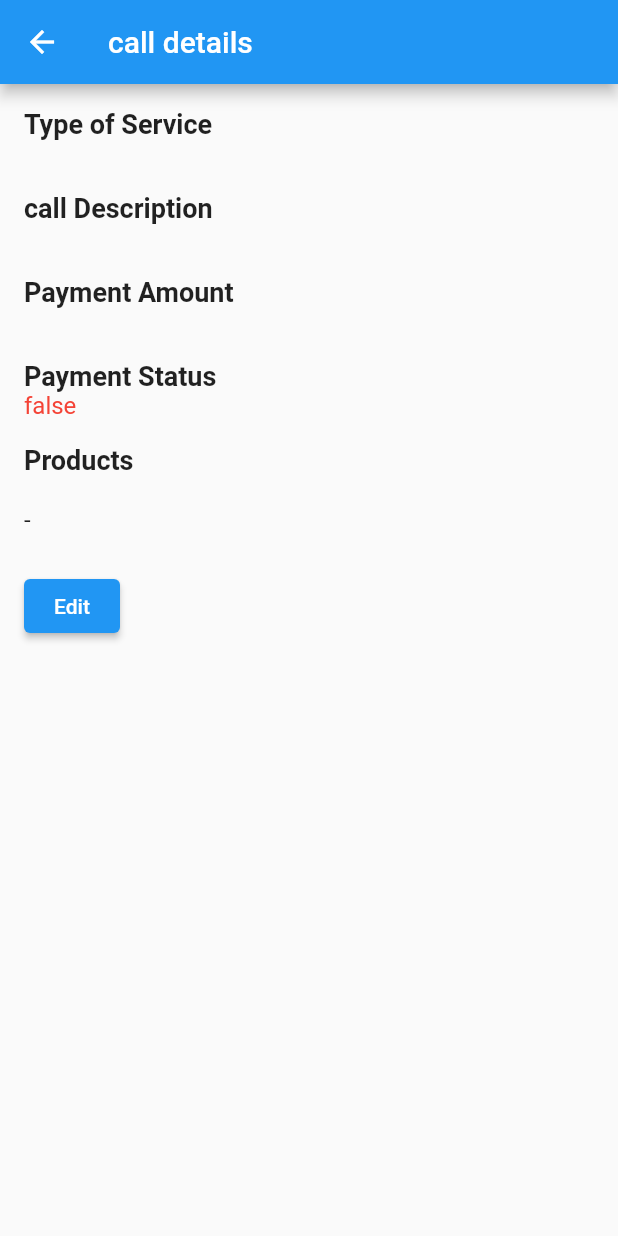
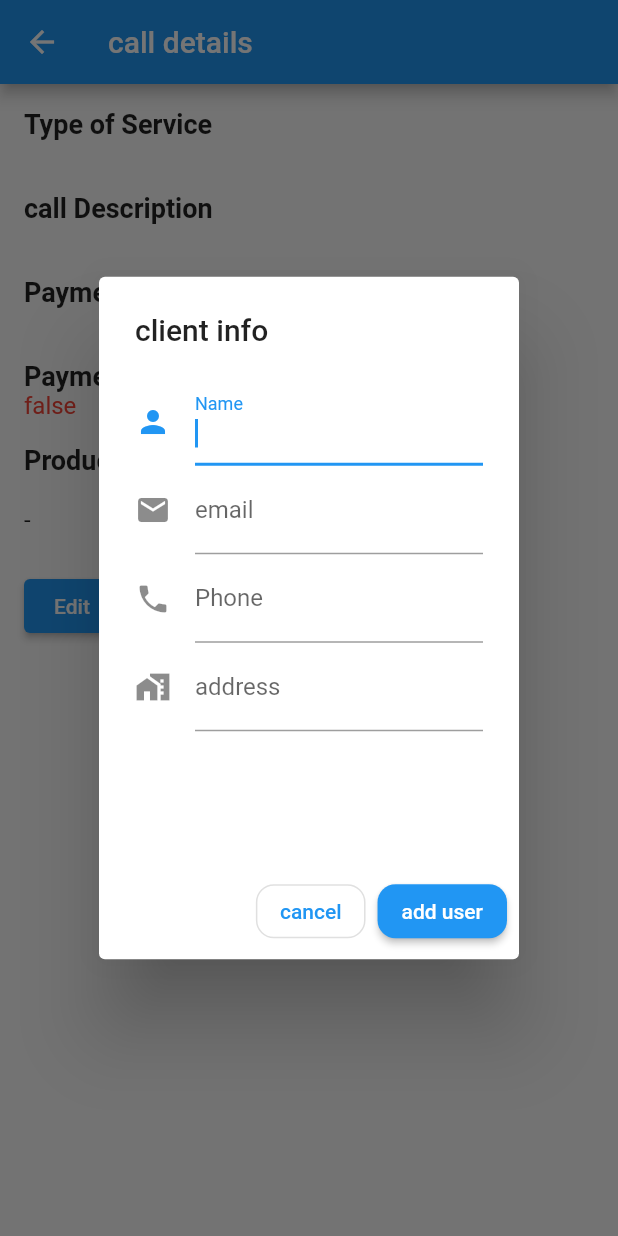
Before and after one commit to yosih48/clients-flutter, a Flutter app: the ClientServiceScreen screen opened directly with empty values, after a tap on "Edit", on a phone screen of 412 x 824 dp. Run offline on Flutter 3.47's test engine with Material 2 defaults, Android fonts, the phone set to English and light mode, and no system bars; our stand-ins replace cloud_firestore, firebase_auth, firebase_core, fluttertoast, pin_code_fields, settings_ui and 3 more; accounts and stored records are empty; generated files the repository leaves out were written again; network calls fail.

Commit message:
manifest and rdit call dialog

```diff
--- /dev/null
+++ b/lib/componenets/editCallDialog.dart
@@ -0,0 +1,174 @@
+import 'package:cloud_firestore/cloud_firestore.dart';
+import 'package:flutter/material.dart';
+import 'package:flutter_gen/gen_l10n/app_localizations.dart';
+import 'package:flutter_localizations/flutter_localizations.dart';
+import 'package:firebase_auth/firebase_auth.dart';
+import '../main.dart';
+import 'alertDialog.dart';
+
+final TextEditingController _textFieldController = TextEditingController();
+final TextEditingController _mailFieldController = TextEditingController();
+final TextEditingController _phoneFieldController = TextEditingController();
+final TextEditingController _addressFieldController = TextEditingController();
+
+Future<void> editCallDialog(context) async {
+  // print(context);
+  return showDialog<void>(
+    context: context,
+    // T: false,
+    builder: (BuildContext context) {
+      return AlertDialog(
+        title: Text(
+          AppLocalizations.of(context)!.clientInfo,
+        ),
+        // Text(AppLocalizations.of(context)!.helloWorld),
+        // content: TextField(
+        //   controller: _textFieldController,
+        //   decoration: const InputDecoration(hintText: 'Type your todo'),
+        //   autofocus: true,
+        // ),
+        content: Container(
+          height: 300.0,
+          child: Column(
+            crossAxisAlignment: CrossAxisAlignment.start,
+            children: [
+              // Text(AppLocalizations.of(context)!.helloWorld),
+
+              TextField(
+                controller: _textFieldController,
+                decoration: const InputDecoration(
+                  icon: const Icon(Icons.person),
+                  // Text(AppLocalizations.of(context)!.helloWorld),
+                  labelText: 'Name',
+                ),
+                autofocus: true,
+              ),
+              TextField(
+                controller: _mailFieldController,
+                decoration: const InputDecoration(
+                  icon: const Icon(Icons.email),
+                  hintText: 'Enter a phone email',
+                  labelText: 'email',
+                ),
+                autofocus: true,
+              ),
+              TextField(
+                controller: _phoneFieldController,
+                decoration: const InputDecoration(
+                  icon: const Icon(Icons.phone),
+                  hintText: 'Enter a phone number',
+                  labelText: 'Phone',
+                ),
+                autofocus: true,
+              ),
+              TextField(
+                controller: _addressFieldController,
+                decoration: const InputDecoration(
+                  icon: const Icon(Icons.maps_home_work),
+                  hintText: 'Enter address',
+                  labelText: 'address',
+                ),
+                autofocus: true,
+              ),
+            ],
+          ),
+        ),
+        actions: <Widget>[
+          OutlinedButton(
+            style: OutlinedButton.styleFrom(
+              shape: RoundedRectangleBorder(
+                borderRadius: BorderRadius.circular(12),
+              ),
+            ),
+            onPressed: () {
+              Navigator.of(context).pop();
+            },
+            child: Text(
+              AppLocalizations.of(context)!.cancel,
+            ),
+          ),
+          // ElevatedButton(
+          //   style: ElevatedButton.styleFrom(
+          //     shape: RoundedRectangleBorder(
+          //       borderRadius: BorderRadius.circular(12),
+          //     ),
+          //   ),
+          //   onPressed: () {
+          //     Navigator.of(context).pop();
+          //     _addTodoItem(_textFieldController.text,
+          //         _mailFieldController.text, _addressFieldController.text);
+          //     print(_todos);
+          //   },
+          //   child: const Text('Add'),
+          // ),
+          ElevatedButton(
+            style: ElevatedButton.styleFrom(
+              shape: RoundedRectangleBorder(
+                borderRadius: BorderRadius.circular(12),
+              ),
+            ),
+            onPressed: () {
+              Navigator.of(context).pop();
+
+                updateUserb(
+                    2,
+                    _textFieldController.text,
+                    _mailFieldController.text,
+                    _addressFieldController.text,
+                    _phoneFieldController.text);
+
+            },
+            child: Text(
+              AppLocalizations.of(context)!.addUser,
+            ),
+          ),
+        ],
+      );
+    },
+  );
+}
+
+CollectionReference clients = FirebaseFirestore.instance.collection('users');
+Future<void> updateUserb(id, name, email, address, phone) {
+  print(phone);
+
+  Map<String, dynamic> updatedData = {};
+
+  // Update 'name' field if a new value is provided and not empty
+  if (name != null && name.isNotEmpty) {
+    updatedData['name'] = name;
+  }
+
+  // Update 'email' field if a new value is provided and not empty
+  if (email != null && email.isNotEmpty) {
+    updatedData['email'] = email;
+  }
+
+  // Update 'address' field if a new value is provided and not empty
+  if (address != null && address.isNotEmpty) {
+    updatedData['address'] = address;
+  }
+
+  // Update 'phone' field if a new value is provided and not empty
+  if (phone != null && phone.isNotEmpty) {
+    updatedData['phone'] = phone;
+  }
+
+  return clients.doc(id).update(updatedData).then((value) {
+    print('User updated');
+    showToast('עודכן בהצלחה');
+    _textFieldController.clear();
+    _mailFieldController.clear();
+    _phoneFieldController.clear();
+    _addressFieldController.clear();
+  }).catchError((error) {
+    print('Error updating user: $error');
+  });
+}
+
+String generateClientId() {
+  // Implement your logic to generate a unique client ID
+  // This can be a randomly generated string, a combination of user input, or any other unique identifier generation method
+  // For simplicity, we will use a timestamp-based ID in this example
+  return DateTime.now().millisecondsSinceEpoch.toString();
+}
--- a/lib/screens/callsInfo.dart
+++ b/lib/screens/callsInfo.dart
@@ -1,3 +1,4 @@
+import 'package:clientsf/componenets/editCallDialog.dart';
 import 'package:flutter/material.dart';
 import 'package:flutter_gen/gen_l10n/app_localizations.dart';
 
@@ -130,6 +131,7 @@ class ClientServiceScreen extends StatelessWidget {
             ElevatedButton(
               onPressed: () {
                 // Handle edit button click
+                 editCallDialog(context);
               },
               child: Text('Edit'),
             ),
--- a/lib/screens/clientInfo.dart
+++ b/lib/screens/clientInfo.dart
@@ -79,7 +79,8 @@ class clientInfo extends StatelessWidget {
               ),
               InkWell(
                 onTap: () {
-                  openGoogleMaps('latitude,longitude');
+                  // openGoogleMaps('latitude,longitude');
+                  openWaze('${user.address}');
                 },
                 child: Card(
                   margin: EdgeInsets.symmetric(horizontal: 15, vertical: 15),
@@ -131,6 +132,7 @@ void sendEmail(String emailAddress) async {
     throw 'Could not launch email';
   }
 }
+
 // email option2
 void launchEmailSubmission(String emailAddress) async {
   final Uri params = Uri(
@@ -156,7 +158,8 @@ void openWaze(String address) async {
   if (await canLaunch(wazeUri.toString())) {
     await launch(wazeUri.toString());
   } else {
-    throw 'Could not launch Waze';
+    openGoogleMaps(address);
+    // throw 'Could not launch Waze';
   }
 }
 
```
Also changed, not shown: lib/main.dart (+10 -8 lines), lib/screens/settings.dart (+13 -12 lines), 1 other file.
